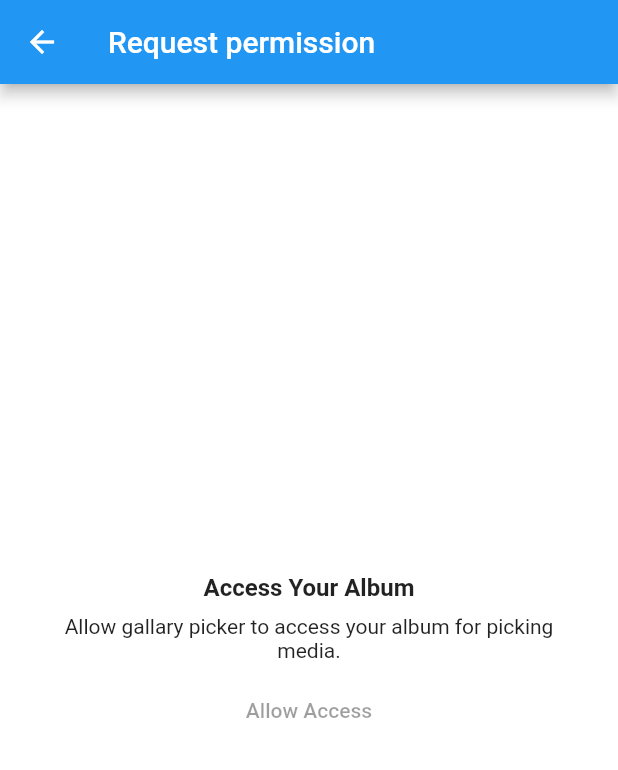
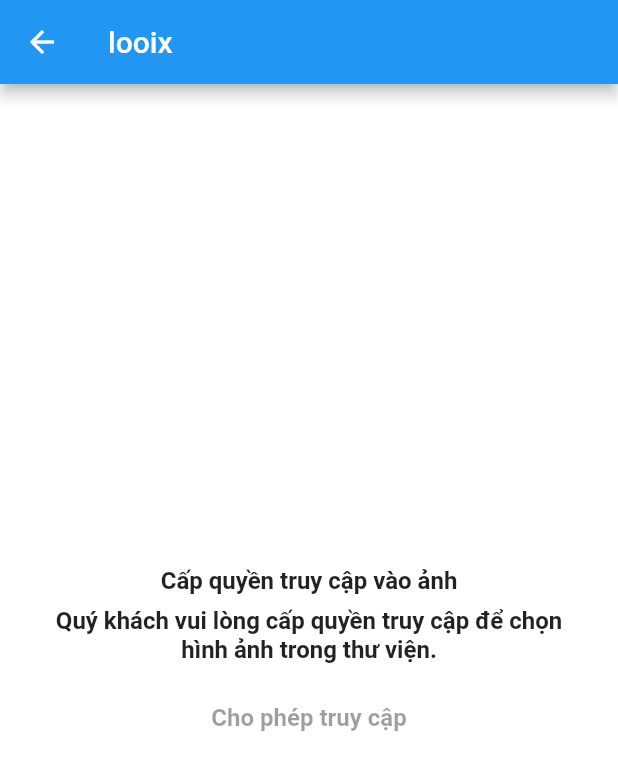
Before and after one commit to nghiendv/gallery_picker, a Flutter app: the FullscreenGallery screen opened directly, after a tap on "Use Controller", on a phone screen of 412 x 824 dp. Shown: the top 770 px of the screen. Run offline on Flutter 3.47's test engine with Material 2 defaults, Android fonts, the phone set to English and light mode, and no system bars; our stand-ins replace camera; missing offline and left inert: photo_manager.

Commit message:
update style

```diff
--- a/example/lib/fullscreen_gallery.dart
+++ b/example/lib/fullscreen_gallery.dart
@@ -46,7 +46,30 @@ class _FullscreenGalleryState extends State<FullscreenGallery> {
             CupertinoIcons.photo_camera_solid,
             color: Colors.white,
           ),
-          )),
+        ),
+      ),
+      galleryString: GalleryString(
+        request_permission_appBar: AppBar(
+          title: Text('looix'),
+        ),
+        request_permission_navigation_title: 'Cấp quyền truy cập',
+        request_permission_title: 'Cấp quyền truy cập vào ảnh',
+        request_permission_title_textStyle: TextStyle(
+          fontWeight: FontWeight.w700,
+          fontSize: 16.0,
+        ),
+        request_permission_description:
+            'Quý khách vui lòng cấp quyền truy cập để chọn hình ảnh trong thư viện.',
+        request_permission_description_textStyle: TextStyle(
+          fontWeight: FontWeight.w700,
+          fontSize: 16.0,
+        ),
+        request_permission_button_title: 'Cho phép truy cập',
+        request_permission_button_title_textStyle: TextStyle(
+          fontWeight: FontWeight.w700,
+          fontSize: 16.0,
+        ),
+      ),
       headerSetting: HeaderSetting(
         headerMaxHeight: 56,
         elevation: 2,
--- a/lib/src/gallery/gallery_view.dart
+++ b/lib/src/gallery/gallery_view.dart
@@ -1,4 +1,5 @@
 export 'src/gallery_view.dart';
+export 'src/entities/gallery_string.dart';
+export 'src/entities/gallery_setting.dart';
 export '../slidable_panel/slidable_panel.dart'
     show PanelSetting, HeaderSetting, SelectedStyle;
-export 'src/entities/gallery_setting.dart';
--- a/lib/src/gallery/src/entities/gallery_setting.dart
+++ b/lib/src/gallery/src/entities/gallery_setting.dart
@@ -1,5 +1,4 @@
 import 'package:flutter/material.dart';
-
 import 'package:photo_manager/photo_manager.dart';
 import 'package:gallery_picker/gallery_picker.dart';
 import 'package:gallery_picker/src/gallary_entity.dart';
@@ -7,7 +6,7 @@ import 'package:gallery_picker/src/gallery/gallery_view.dart';
 import 'package:gallery_picker/src/gallery/gallery_view.dart';
 
 ///
-/// Setting for likk picker
+/// Setting for gallery picker
 ///
 class GallerySetting {
   ///
--- /dev/null
+++ b/lib/src/gallery/src/entities/gallery_string.dart
@@ -0,0 +1,82 @@
+import 'dart:io';
+
+import 'package:flutter/material.dart';
+
+///
+/// Setting for gallery picker
+///
+class GalleryString {
+  ///
+  const GalleryString({
+    this.request_permission_appBar,
+    this.request_permission_navigation_title,
+    this.request_permission_image,
+    this.request_permission_title,
+    this.request_permission_title_textStyle,
+    this.request_permission_description,
+    this.request_permission_description_textStyle,
+    this.request_permission_button_title,
+    this.request_permission_button_title_textStyle,
+  });
+
+  ///
+  final AppBar? request_permission_appBar;
+
+  ///
+  final String? request_permission_navigation_title;
+
+  ///
+  final File? request_permission_image;
+
+  ///
+  final String? request_permission_title;
+  final TextStyle? request_permission_title_textStyle;
+
+  ///
+  final String? request_permission_description;
+  final TextStyle? request_permission_description_textStyle;
+
+  ///
+  final String? request_permission_button_title;
+  final TextStyle? request_permission_button_title_textStyle;
+
+  ///
+  // final String request_permission_button_title;
+
+  /// Helper function
+  GalleryString copyWith({
+    AppBar? request_permission_appBar,
+    String? request_permission_navigation_title,
+    File? request_permission_image,
+    String? request_permission_title,
+    TextStyle? request_permission_title_textStyle,
+    String? request_permission_description,
+    TextStyle? request_permission_description_textStyle,
+    String? request_permission_button_title,
+    TextStyle? request_permission_button_title_textStyle,
+  }) {
+    return GalleryString(
+        request_permission_appBar:
+            request_permission_appBar ?? this.request_permission_appBar,
+        request_permission_navigation_title:
+            request_permission_navigation_title ??
+                this.request_permission_navigation_title,
+        request_permission_image:
+            request_permission_image ?? this.request_permission_image,
+        request_permission_title:
+            request_permission_title ?? this.request_permission_title,
+        request_permission_title_textStyle:
+            request_permission_title_textStyle ??
+                this.request_permission_title_textStyle,
+        request_permission_description: request_permission_description ??
+            this.request_permission_description,
+        request_permission_description_textStyle:
+            request_permission_description_textStyle ??
+                this.request_permission_description_textStyle,
+        request_permission_button_title: request_permission_button_title ??
+            this.request_permission_button_title,
+        request_permission_button_title_textStyle:
+            request_permission_button_title_textStyle ??
+                this.request_permission_button_title_textStyle);
+  }
+}
--- a/lib/src/gallery/src/gallery_view.dart
+++ b/lib/src/gallery/src/gallery_view.dart
@@ -9,6 +9,7 @@ import 'package:gallery_picker/src/camera/camera_view.dart';
 import 'package:gallery_picker/src/animations/animations.dart';
 import 'package:gallery_picker/src/playground/playground.dart';
 import 'package:gallery_picker/src/slidable_panel/slidable_panel.dart';
+import 'package:gallery_picker/src/gallery/src/entities/gallery_string.dart';
 import 'package:gallery_picker/src/gallery/src/widgets/gallery_permission_view.dart';
 
 // ignore: always_use_package_imports
@@ -18,6 +19,8 @@ import '../../gallary_entity.dart';
 import 'widgets/gallery_header.dart';
 // ignore: always_use_package_imports
 import 'entities/gallery_value.dart';
+// ignore: always_use_package_imports
+import 'entities/gallery_string.dart';
 // ignore: always_use_package_imports
 import 'entities/gallery_setting.dart';
 // ignore: always_use_package_imports
@@ -477,8 +480,8 @@ class GalleryViewField extends StatefulWidget {
   }) : super(key: key);
 
   ///
-  /// While picking likk using gallery removed will be true if,
-  /// previously selected likk is unselected otherwise false.
+  /// While picking gallery using gallery removed will be true if,
+  /// previously selected gallery is unselected otherwise false.
   ///
   final void Function(GallaryEntity entity, bool removed)? onChanged;
 
@@ -598,14 +601,16 @@ class _GalleryViewFieldState extends State<GalleryViewField> {
 ///
 class GalleryController extends ValueNotifier<GalleryValue> {
   ///
-  /// Likk controller
+  /// gallery controller
   GalleryController({
     PanelSetting? panelSetting,
     HeaderSetting? headerSetting,
     GallerySetting? gallerySetting,
+    GalleryString? galleryString,
   })  : panelSetting = panelSetting ?? const PanelSetting(),
         headerSetting = headerSetting ?? const HeaderSetting(),
         setting = gallerySetting ?? const GallerySetting(),
+        galleryString = galleryString ?? const GalleryString(),
         _panelController = PanelController(),
         _albumsNotifier = ValueNotifier(const BaseState()),
         _albumNotifier = ValueNotifier(const BaseState()),
@@ -630,10 +635,13 @@ class GalleryController extends ValueNotifier<GalleryValue> {
   /// Media setting
   late final GallerySetting setting;
 
+  /// String
+  late final GalleryString galleryString;
+
   /// Panel controller
   final PanelController _panelController;
 
-  /// Likk repository
+  /// gallery repository
   late final GalleryRepository _repository;
 
   /// Albums notifier
@@ -899,7 +907,9 @@ class GalleryController extends ValueNotifier<GalleryValue> {
     if (permission != PermissionState.authorized &&
         permission != PermissionState.limited) {
       final route = SlideTransitionPageRoute<dynamic>(
-        builder: const GalleryPermissionView(),
+        builder: GalleryPermissionView(
+          controller: this,
+        ),
         transitionCurve: Curves.easeIn,
         // begainHorizontal: true,
         endHorizontal: false,
--- a/lib/src/gallery/src/widgets/gallery_album_view.dart
+++ b/lib/src/gallery/src/widgets/gallery_album_view.dart
@@ -4,6 +4,7 @@ import 'package:flutter/material.dart';
 import 'package:flutter/cupertino.dart';
 import '../controllers/gallery_repository.dart';
 import 'package:gallery_picker/gallery_picker.dart';
+import 'package:gallery_picker/src/gallery/src/entities/gallery_string.dart';
 
 ///
 class GalleryAlbumView extends StatelessWidget {
@@ -37,15 +38,15 @@ class GalleryAlbumView extends StatelessWidget {
         // Error
         if (state.hasError) {
           if (!state.hasPermission) {
-            return const GalleryPermissionView();
+            return GalleryPermissionView(controller: controller);
           }
           return Container(
             alignment: Alignment.center,
-            color: Colors.black,
+            color: Colors.white,
             child: Text(
               state.error ?? 'Something went wrong',
               style: const TextStyle(
-                color: Colors.white,
+                color: Colors.grey,
                 fontWeight: FontWeight.w600,
               ),
             ),
@@ -55,11 +56,11 @@ class GalleryAlbumView extends StatelessWidget {
         if (state.data?.isEmpty ?? true) {
           return Container(
             alignment: Alignment.center,
-            color: Colors.black,
+            color: Colors.white,
             child: const Text(
               'No data',
               style: TextStyle(
-                color: Colors.white,
+                color: Colors.grey,
                 fontWeight: FontWeight.w600,
               ),
             ),
@@ -85,6 +86,7 @@ class GalleryAlbumView extends StatelessWidget {
                   return _Album(
                     panelSetting: controller.panelSetting,
                     setting: controller.setting,
+                    galleryString: controller.galleryString,
                     entity: entity,
                     onPressed: onAlbumChange,
                     color: controller.setting.albumColor,
@@ -105,6 +107,7 @@ class _Album extends StatelessWidget {
     required this.entity,
     required this.panelSetting,
     required this.setting,
+    required this.galleryString,
     this.onPressed,
     this.color = Colors.grey,
   }) : super(key: key);
@@ -112,6 +115,7 @@ class _Album extends StatelessWidget {
   final AssetPathEntity entity;
   final PanelSetting panelSetting;
   final GallerySetting setting;
+  final GalleryString galleryString;
   final Color color;
   final Function(AssetPathEntity album)? onPressed;
 
--- a/lib/src/gallery/src/widgets/gallery_grid_view.dart
+++ b/lib/src/gallery/src/widgets/gallery_grid_view.dart
@@ -53,7 +53,7 @@ class GalleryGridView extends StatelessWidget {
               // Error
               if (state.hasError) {
                 if (!state.hasPermission) {
-                  return const GalleryPermissionView();
+                  return GalleryPermissionView(controller: controller);
                 }
               }
 
--- a/lib/src/gallery/src/widgets/gallery_permission_view.dart
+++ b/lib/src/gallery/src/widgets/gallery_permission_view.dart
@@ -1,11 +1,16 @@
 import 'package:flutter/material.dart';
 import 'package:photo_manager/photo_manager.dart';
+import 'package:gallery_picker/gallery_picker.dart';
+import 'package:gallery_picker/assets/icons/custom_icons.dart';
 
 ///
 class GalleryPermissionView extends StatelessWidget {
   ///
+  final GalleryController controller;
+
   const GalleryPermissionView({
     Key? key,
+    required this.controller,
   }) : super(key: key);
 
   @override
@@ -13,38 +18,59 @@ class GalleryPermissionView extends StatelessWidget {
     return SafeArea(
       child: Scaffold(
         backgroundColor: Colors.grey,
-        appBar: AppBar(
-          title: const Text('Request permission'),
-        ),
+        appBar: controller.galleryString.request_permission_appBar ??
+            AppBar(
+              title: Text(controller
+                      .galleryString.request_permission_navigation_title ??
+                  'Request permission'),
+            ),
         body: Container(
           color: Colors.white,
           padding: const EdgeInsets.all(24.0),
           child: Column(
             mainAxisAlignment: MainAxisAlignment.center,
-            children: const [
-              // Heading
+            children: [
+              if (controller.galleryString.request_permission_image != null)
+                Column(
+                  children: [
+                    Image.file(
+                      controller.galleryString.request_permission_image!,
+                      width: 110,
+                      height: 110,
+                      fit: BoxFit.cover,
+                    ),
+                    const SizedBox(height: 24),
+                  ],
+                ),
               Text(
-                'Access Your Album',
-                style: TextStyle(
-                  fontWeight: FontWeight.w700,
-                  fontSize: 16.0,
-                ),
+                controller.galleryString.request_permission_title ??
+                    'Access Your Album',
+                style:
+                    controller.galleryString.request_permission_title_textStyle,
               ),
 
-              SizedBox(height: 8.0),
+              const SizedBox(height: 8),
 
               // Description
               Text(
-                'Allow gallary picker to access your album for picking media.',
+                controller.galleryString.request_permission_description ??
+                    'Allow gallary picker to access your album for picking media.',
                 textAlign: TextAlign.center,
+                style: controller
+                    .galleryString.request_permission_description_textStyle,
               ),
 
-              SizedBox(height: 8.0),
+              const SizedBox(height: 12),
 
               // Allow access button
               TextButton(
                 onPressed: PhotoManager.openSetting,
-                child: Text('Allow Access'),
+                child: Text(
+                  controller.galleryString.request_permission_button_title ??
+                      'Allow Access',
+                  style: controller
+                      .galleryString.request_permission_button_title_textStyle,
+                ),
               ),
             ],
           ),
```
Also changed, not shown: 1 other file. Lines whose indentation alone changed are shown as unchanged.
